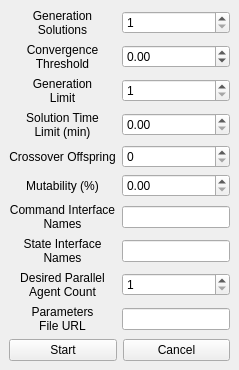
This is ep_training/ui/campaign_orchestrator_gui.ui in rnvandemark/enpm690_project as Qt 5 draws it before an edit. The edited form follows.
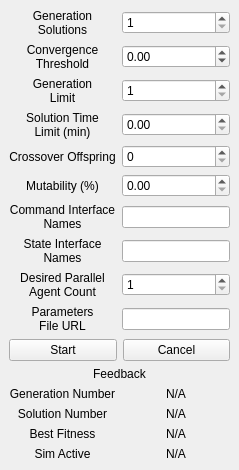
This is the edited form.

Commit message: Add training campaign feedback UI.

Patch:
```diff
--- a/ep_training/ui/campaign_orchestrator_gui.ui
+++ b/ep_training/ui/campaign_orchestrator_gui.ui
@@ -212,6 +212,96 @@
       </item>
      </layout>
     </item>
+    <item row="11" column="0" colspan="2">
+     <widget class="QLabel">
+      <property name="alignment">
+       <set>Qt::AlignCenter</set>
+      </property>
+      <property name="text">
+       <string>Feedback</string>
+      </property>
+     </widget>
+    </item>
+    <item row="12" column="0">
+     <widget class="QLabel">
+      <property name="alignment">
+       <set>Qt::AlignCenter</set>
+      </property>
+      <property name="text">
+       <string>Generation Number</string>
+      </property>
+     </widget>
+    </item>
+    <item row="12" column="1">
+     <widget class="QLabel" name="feedback_generation_number">
+      <property name="alignment">
+       <set>Qt::AlignCenter</set>
+      </property>
+      <property name="text">
+       <string>N/A</string>
+      </property>
+     </widget>
+    </item>
+    <item row="13" column="0">
+     <widget class="QLabel">
+      <property name="alignment">
+       <set>Qt::AlignCenter</set>
+      </property>
+      <property name="text">
+       <string>Solution Number</string>
+      </property>
+     </widget>
+    </item>
+    <item row="13" column="1">
+     <widget class="QLabel" name="feedback_solution_number">
+      <property name="alignment">
+       <set>Qt::AlignCenter</set>
+      </property>
+      <property name="text">
+       <string>N/A</string>
+      </property>
+     </widget>
+    </item>
+    <item row="14" column="0">
+     <widget class="QLabel">
+      <property name="alignment">
+       <set>Qt::AlignCenter</set>
+      </property>
+      <property name="text">
+       <string>Best Fitness</string>
+      </property>
+     </widget>
+    </item>
+    <item row="14" column="1">
+     <widget class="QLabel" name="feedback_best_fitness">
+      <property name="alignment">
+       <set>Qt::AlignCenter</set>
+      </property>
+      <property name="text">
+       <string>N/A</string>
+      </property>
+     </widget>
+    </item>
+    <item row="15" column="0">
+     <widget class="QLabel">
+      <property name="alignment">
+       <set>Qt::AlignCenter</set>
+      </property>
+      <property name="text">
+       <string>Sim Active</string>
+      </property>
+     </widget>
+    </item>
+    <item row="15" column="1">
+     <widget class="QLabel" name="feedback_simulation_active">
+      <property name="alignment">
+       <set>Qt::AlignCenter</set>
+      </property>
+      <property name="text">
+       <string>N/A</string>
+      </property>
+     </widget>
+    </item>
    </layout>
   </widget>
  </widget>
```
The commit also changes 1 other file.
